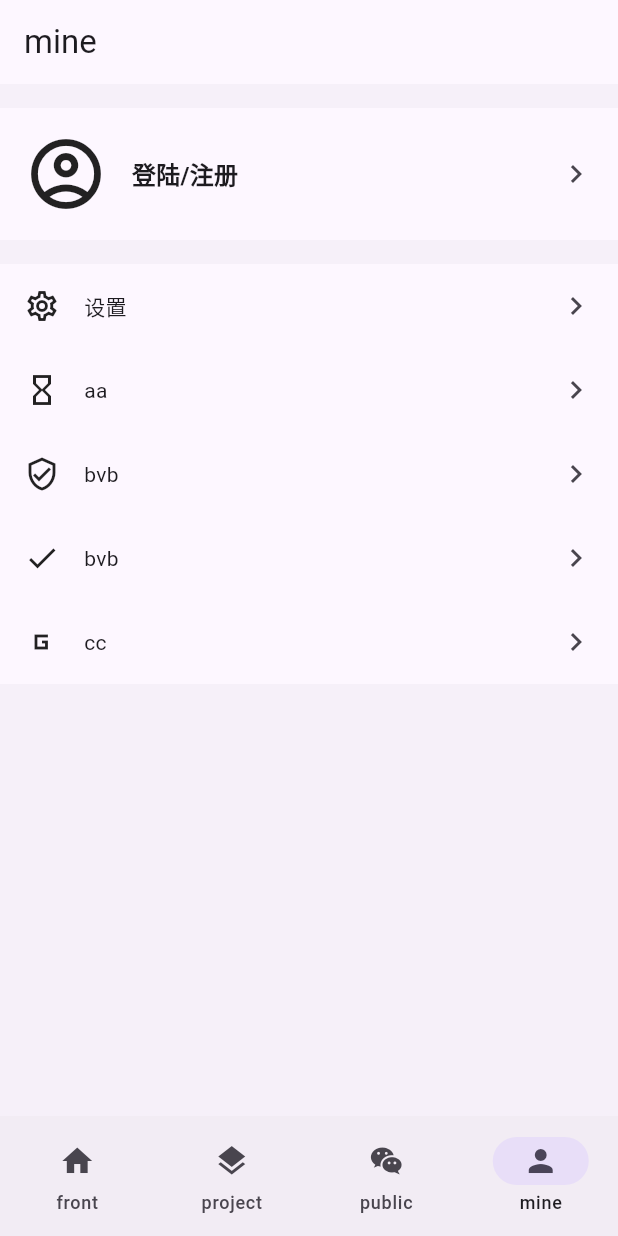
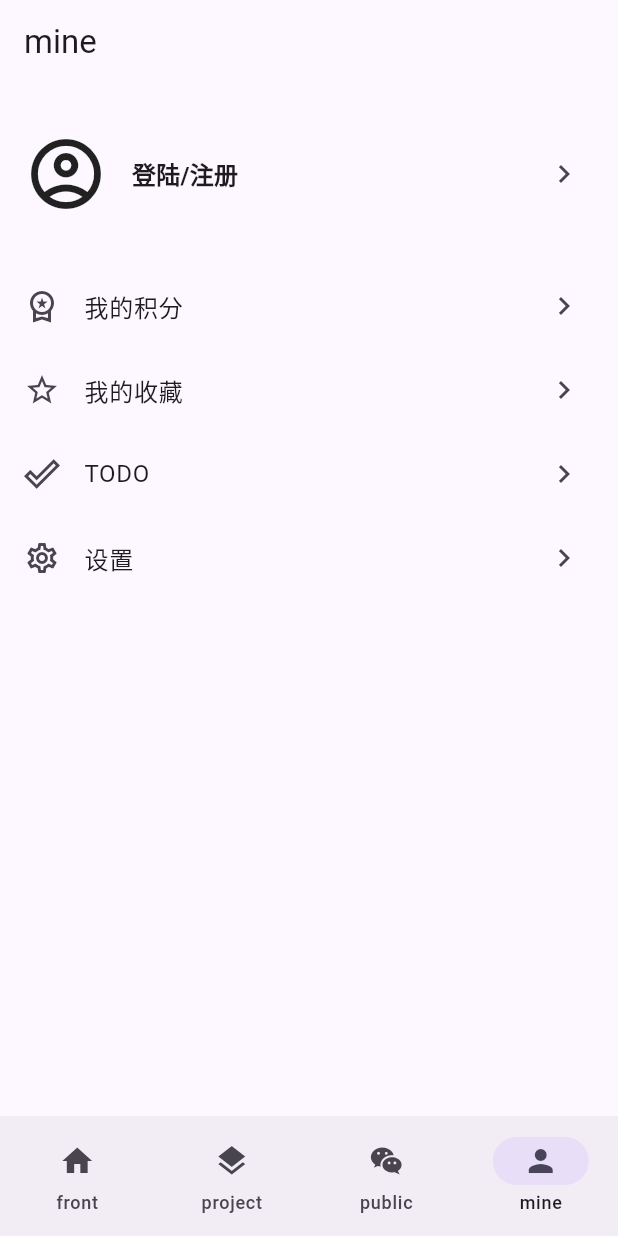
Before and after one commit to Dqc117266/wan_android_flutter, a Flutter app: the screen it shows after launch, item 4 of the bottom bar chosen, on a phone screen of 412 x 824 dp. Run offline on Flutter 3.47's test engine with Material 3 defaults, Android fonts, the phone set to English and light mode, and no system bars; our stand-ins replace carousel_slider, cookie_jar, dio, dio_cookie_manager, easy_localization, flutter_widget_from_html and 4 more; accounts and stored records are empty; network calls fail.

```diff
--- /dev/null
+++ b/lib/core/utils/userinfo_storage.dart
@@ -0,0 +1,28 @@
+import 'dart:convert';
+import 'package:wan_android_flutter/core/model/user_info_model.dart';
+import 'package:wan_android_flutter/ui/shared/shared_preferences_helper.dart';
+
+class UserUtils {
+  static const String _keyUserInfo = 'user_info';
+
+  // 保存用户信息
+  static Future<void> saveUserInfo(UserInfo userInfo) async {
+    final String jsonString = json.encode(userInfo.toJson());
+    await SharedPreferencesHelper.setValue(_keyUserInfo, jsonString);
+  }
+
+  // 获取用户信息
+  static Future<UserInfo?> getUserInfo() async {
+    final String? jsonString = SharedPreferencesHelper.getString(_keyUserInfo);
+    if (jsonString != null) {
+      final Map<String, dynamic> jsonMap = json.decode(jsonString);
+      return UserInfo.fromJson(jsonMap);
+    }
+    return null;
+  }
+
+  // 清除用户信息
+  static Future<void> clearUserInfo() async {
+    await SharedPreferencesHelper.remove(_keyUserInfo);
+  }
+}
--- a/lib/ui/pages/main/main_page.dart
+++ b/lib/ui/pages/main/main_page.dart
@@ -43,18 +43,6 @@ class _MainScreenState extends State<MainScreen>
   @override
   Widget build(BuildContext context) {
     return Scaffold(
-      appBar: AppBar(
-        title: Text(appBarNames[screenIndex]),
-        actions: [
-          if (screenIndex == 0)
-            IconButton(
-              onPressed: () {
-                showSearch(context: context, delegate: CustomSearchDelegate());
-              },
-              icon: Icon(Icons.search),
-            ),
-        ],
-      ),
       key: scaffoldKey,
       body: IndexedStack(
         index: screenIndex,
--- a/lib/ui/pages/mine/mine_page.dart
+++ b/lib/ui/pages/mine/mine_page.dart
@@ -3,36 +3,66 @@ import 'package:flutter/cupertino.dart';
 import 'package:flutter/material.dart';
 import 'package:flutter/widgets.dart';
 import 'package:wan_android_flutter/core/lang/locale_keys.g.dart';
+import 'package:wan_android_flutter/core/model/user_info_model.dart';
+import 'package:wan_android_flutter/core/utils/userinfo_storage.dart';
+import 'package:wan_android_flutter/ui/pages/user/login_page.dart';
 
-class MineScreen extends StatelessWidget {
+class MineScreen extends StatefulWidget {
   const MineScreen({super.key});
+
+  @override
+  State<MineScreen> createState() => _MineScreenState();
+}
+
+class _MineScreenState extends State<MineScreen> {
+  UserInfo? _userInfo;
+
+  @override
+  void initState() {
+    // TODO: implement initState
+    super.initState();
+
+    _loadUserInfo();
+  }
+
+  Future<void> _loadUserInfo() async {
+    final userInfo = await UserUtils.getUserInfo();
+
+    if (userInfo != null) {
+      setState(() {
+        _userInfo = userInfo;
+      });
+    }
+
+  }
 
   @override
   Widget build(BuildContext context) {
     return Scaffold(
-      backgroundColor:
-          Theme.of(context).colorScheme.surfaceVariant.withOpacity(0.3),
+      appBar: AppBar(title: Text(LocaleKeys.tableNames_mine.tr()),),
       body: ListView(
         children: [
-          _buildHeadItem(context),
-
-          _buildBodyItem(context, "设置", Icons.settings_outlined, BorderRadius.only(topLeft: Radius.circular(16), topRight: Radius.circular(16))),
-          _buildBodyItem(context, "aa", Icons.hourglass_empty, BorderRadius.zero),
-          _buildBodyItem(context, "bvb", Icons.verified_user_outlined, BorderRadius.zero),
-          _buildBodyItem(context, "bvb", Icons.done, BorderRadius.zero),
-          _buildBodyItem(context, "cc", Icons.g_mobiledata_sharp, BorderRadius.only(bottomLeft: Radius.circular(16), bottomRight: Radius.circular(16))),
+          _buildHeadItem(context, _userInfo != null, ),
+          _buildBodyItem(context, "我的积分", Icons.workspace_premium_outlined, BorderRadius.only(topLeft: Radius.circular(16), topRight: Radius.circular(16))),
+          _buildBodyItem(context, "我的收藏", Icons.star_border_outlined, BorderRadius.zero),
+          _buildBodyItem(context, "TODO", Icons.done_outline_outlined, BorderRadius.zero),
+          _buildBodyItem(context, "设置", Icons.settings_outlined, BorderRadius.zero),
         ],
       ),
     );
   }
 
-  Widget _buildHeadItem(BuildContext context) {
+  Widget _buildHeadItem(BuildContext context, bool isLogin) {
     return Container(
       margin: EdgeInsets.symmetric(vertical: 16),
 
       child: Material(
         child: InkWell(
-          onTap: () {},
+          onTap: () {
+            if (!isLogin) {
+              Navigator.of(context).pushNamed(LoginScreen.routeName);
+            }
+          },
           child: Row(
             mainAxisAlignment: MainAxisAlignment.spaceBetween,
             children: [
@@ -55,7 +85,7 @@ class MineScreen extends StatelessWidget {
               ),
 
               Padding(
-                padding: const EdgeInsets.all(16),
+                padding: const EdgeInsets.only(right: 24),
                 child: Icon(Icons.chevron_right, color: Theme.of(context).colorScheme.onSurfaceVariant, size: 24,),
               ),
             ],
@@ -63,40 +93,15 @@ class MineScreen extends StatelessWidget {
         ),
       ),
     );
+
   }
 
   Widget _buildBodyItem(BuildContext context, String title, IconData iconData, BorderRadius borderRadius) {
-    return Container(
-      // margin: EdgeInsets.symmetric(horizontal: 8),
-      // decoration: BoxDecoration(
-      //     border: Border(
-      //       bottom: BorderSide(
-      //         color: Theme.of(context).hintColor.withOpacity(0.2),
-      //         width: 0.5,
-      //       ),
-      //     )
-      // ),
-      child: Material(
-        child: InkWell(
-          onTap: () {},
-          child: Row(
-            mainAxisAlignment: MainAxisAlignment.spaceBetween,
-            children: [
-              Padding(
-                padding: const EdgeInsets.all(16),
-                child: Icon(iconData),
-              ),
-
-              Expanded(child: Text(title)),
-
-              Padding(
-                padding: const EdgeInsets.all(16),
-                child: Icon(Icons.chevron_right, color: Theme.of(context).colorScheme.onSurfaceVariant, size: 24,),
-              ),            ],
-          ),
-        ),
-      ),
+    return ListTile(
+      onTap: () {},
+      leading: Icon(iconData),
+      title: Text(title),
+      trailing: Icon(Icons.chevron_right, color: Theme.of(context).colorScheme.onSurfaceVariant, size: 24,),
     );
   }
-
 }
--- a/lib/ui/pages/official/official_accounts_page.dart
+++ b/lib/ui/pages/official/official_accounts_page.dart
@@ -9,6 +9,7 @@ class OfficialAccountsScreen extends StatelessWidget {
   @override
   Widget build(BuildContext context) {
     return Scaffold(
+      appBar: AppBar(title: Text(LocaleKeys.tableNames_officialAccounts.tr()),),
       body: Center(
         child: Text("公众号"),
       ),
--- a/lib/ui/pages/projects/projects_page.dart
+++ b/lib/ui/pages/projects/projects_page.dart
@@ -8,6 +8,7 @@ class ProjectsScreen extends StatelessWidget {
   @override
   Widget build(BuildContext context) {
     return Scaffold(
+      appBar: AppBar(title: Text(LocaleKeys.tableNames_projects.tr()),),
       body: Center(
         child: Text("项目"),
       ),
--- a/pubspec.yaml
+++ b/pubspec.yaml
@@ -42,6 +42,7 @@ dependencies:
   share_plus: ^7.2.2
   shared_preferences: ^2.2.2
   flutter_widget_from_html: ^0.14.11
+  provider: ^6.1.2
   # The following adds the Cupertino Icons font to your application.
   # Use with the CupertinoIcons class for iOS style icons.
   cupertino_icons: ^1.0.6
```
Also changed, not shown: lib/ui/pages/front/banner/create_carousel.dart (+7 -1 lines), lib/ui/pages/front/front_page.dart (+13 -1 lines), lib/ui/pages/front/load_more_sliverlist.dart (+21 -6 lines), lib/ui/pages/front/sliver_list_item.dart (+17 -11 lines), lib/ui/pages/web/web_page.dart (+14 -17 lines), pubspec.lock.
